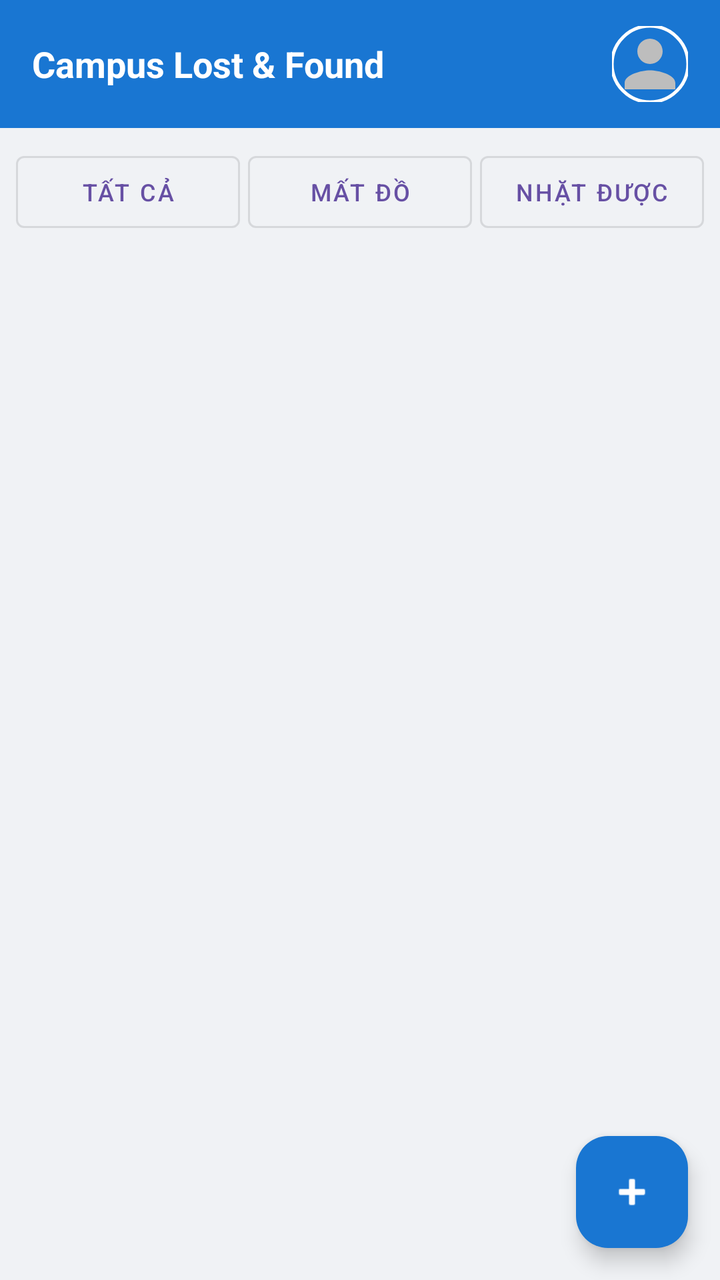
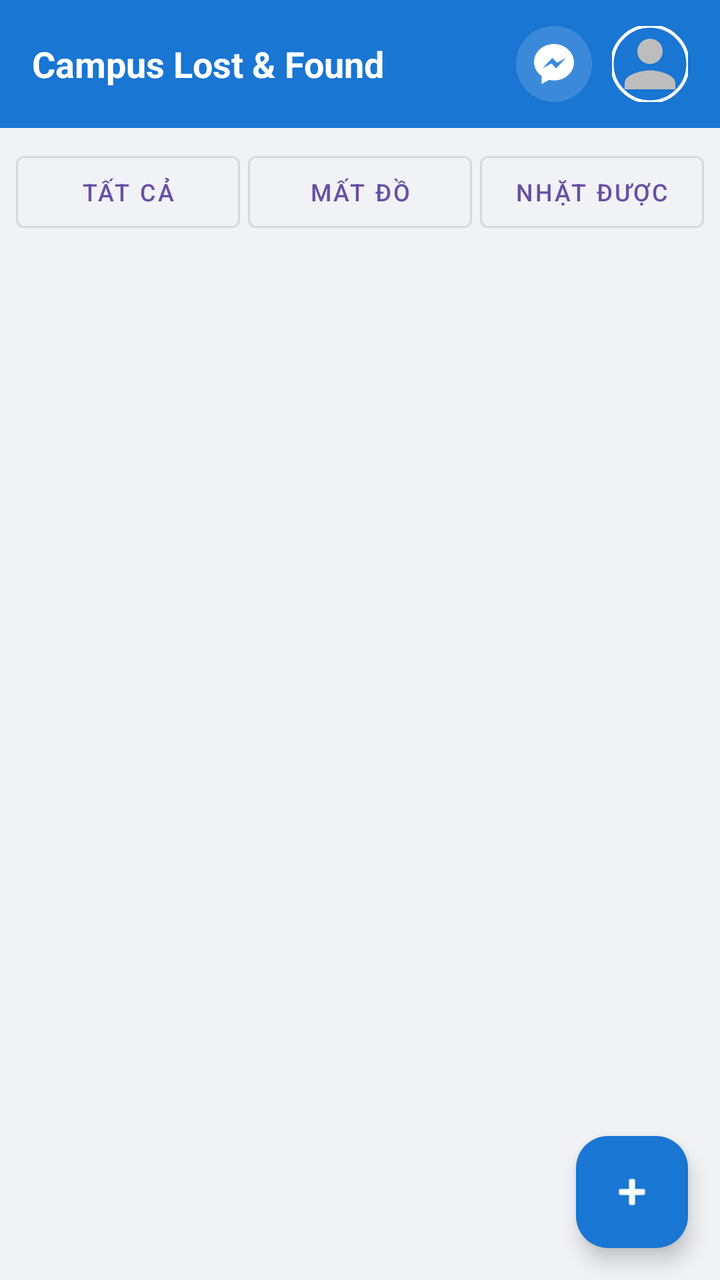

Compare the two renders of this Android layout. The source of the first and the diff that turns it into the second are given below.
<!-- AndroidManifest.xml: application theme Theme.AndroiCuoiKy -->
<!-- res/layout/activity_main.xml -->
<?xml version="1.0" encoding="utf-8"?>
<androidx.coordinatorlayout.widget.CoordinatorLayout xmlns:android="http://schemas.android.com/apk/res/android"
    xmlns:app="http://schemas.android.com/apk/res-auto"
    android:layout_width="match_parent"
    android:layout_height="match_parent"
    android:background="#F0F2F5">

    <LinearLayout
        android:layout_width="match_parent"
        android:layout_height="match_parent"
        android:orientation="vertical">

        
        <androidx.appcompat.widget.Toolbar
            android:id="@+id/toolbar"
            android:layout_width="match_parent"
            android:layout_height="?attr/actionBarSize"
            android:background="#1976D2"
            app:contentInsetStart="16dp"
            app:contentInsetEnd="16dp">

            <RelativeLayout
                android:layout_width="match_parent"
                android:layout_height="match_parent">

                <TextView
                    android:layout_width="wrap_content"
                    android:layout_height="wrap_content"
                    android:layout_centerVertical="true"
                    android:text="Campus Lost &amp; Found"
                    android:textColor="#FFFFFF"
                    android:textSize="18sp"
                    android:textStyle="bold" />

                
                <com.google.android.material.imageview.ShapeableImageView
                    android:id="@+id/ivUserAvatar"
                    android:layout_width="38dp"
                    android:layout_height="38dp"
                    android:layout_alignParentEnd="true"
                    android:layout_centerVertical="true"
                    android:scaleType="centerCrop"
                    android:src="@drawable/ic_avatar_default"
                    android:background="?attr/selectableItemBackgroundBorderless"
                    app:shapeAppearanceOverlay="@style/ShapeAppearance.Material3.Corner.Full"
                    app:strokeColor="#FFFFFF"
                    app:strokeWidth="1.5dp" />
            </RelativeLayout>
        </androidx.appcompat.widget.Toolbar>

        
        <LinearLayout
            android:layout_width="match_parent"
            android:layout_height="wrap_content"
            android:orientation="horizontal"
            android:padding="8dp"
            android:gravity="center">

            <Button
                android:id="@+id/btnFilterAll"
                style="@style/Widget.MaterialComponents.Button.OutlinedButton"
                android:layout_width="0dp"
                android:layout_height="wrap_content"
                android:layout_weight="1"
                android:layout_marginEnd="4dp"
                android:text="Tất cả"
                android:textSize="12sp" />

            <Button
                android:id="@+id/btnFilterLost"
                style="@style/Widget.MaterialComponents.Button.OutlinedButton"
                android:layout_width="0dp"
                android:layout_height="wrap_content"
                android:layout_weight="1"
                android:layout_marginEnd="4dp"
                android:text="Mất đồ"
                android:textSize="12sp" />

            <Button
                android:id="@+id/btnFilterFound"
                style="@style/Widget.MaterialComponents.Button.OutlinedButton"
                android:layout_width="0dp"
                android:layout_height="wrap_content"
                android:layout_weight="1"
                android:text="Nhặt được"
                android:textSize="12sp" />
        </LinearLayout>

        <ProgressBar
            android:id="@+id/mainProgressBar"
            android:layout_width="wrap_content"
            android:layout_height="wrap_content"
            android:layout_gravity="center_horizontal"
            android:visibility="gone"
            android:layout_marginTop="20dp" />

        
        <androidx.recyclerview.widget.RecyclerView
            android:id="@+id/rvPosts"
            android:layout_width="match_parent"
            android:layout_height="match_parent"
            android:clipToPadding="false"
            android:paddingBottom="80dp" />

    </LinearLayout>

    
    <com.google.android.material.floatingactionbutton.FloatingActionButton
        android:id="@+id/fabAddPost"
        android:layout_width="wrap_content"
        android:layout_height="wrap_content"
        android:layout_gravity="bottom|end"
        android:layout_margin="16dp"
        android:backgroundTint="#1976D2"
        android:contentDescription="Đăng bài mới"
        app:tint="#FFFFFF"
        app:srcCompat="@android:drawable/ic_input_add" />

</androidx.coordinatorlayout.widget.CoordinatorLayout>
<!-- resources referenced by this layout -->
<resources>
  <!-- drawable ic_avatar_default (drawable) -->
  <?xml version="1.0" encoding="utf-8"?>
  <vector xmlns:android="http://schemas.android.com/apk/res/android"
      android:width="40dp"
      android:height="40dp"
      android:viewportWidth="24"
      android:viewportHeight="24">
      <path
          android:fillColor="#BDBDBD"
          android:pathData="M12,12c2.21,0 4,-1.79 4,-4s-1.79,-4 -4,-4 -4,1.79 -4,4 1.79,4 4,4zM12,14c-2.67,0 -8,1.34 -8,4v2h16v-2c0,-2.66 -5.33,-4 -8,-4z"/>
  </vector>
  <style name="Theme.AndroiCuoiKy" parent="Base.Theme.AndroiCuoiKy" />
  <style name="Base.Theme.AndroiCuoiKy" parent="Theme.Material3.DayNight.NoActionBar">
          
          
      </style>
</resources>

<!-- the commit's change to res/layout/activity_main.xml (unified diff, before → after) -->
@@ -32,19 +32,36 @@
                     android:textSize="18sp"
                     android:textStyle="bold" />
 
-                
-                <com.google.android.material.imageview.ShapeableImageView
-                    android:id="@+id/ivUserAvatar"
-                    android:layout_width="38dp"
-                    android:layout_height="38dp"
+                <LinearLayout
+                    android:layout_width="wrap_content"
+                    android:layout_height="match_parent"
                     android:layout_alignParentEnd="true"
-                    android:layout_centerVertical="true"
-                    android:scaleType="centerCrop"
-                    android:src="@drawable/ic_avatar_default"
-                    android:background="?attr/selectableItemBackgroundBorderless"
-                    app:shapeAppearanceOverlay="@style/ShapeAppearance.Material3.Corner.Full"
-                    app:strokeColor="#FFFFFF"
-                    app:strokeWidth="1.5dp" />
+                    android:gravity="center_vertical"
+                    android:orientation="horizontal">
+
+                    
+                    <ImageButton
+                        android:id="@+id/btnToolbarMessages"
+                        android:layout_width="38dp"
+                        android:layout_height="38dp"
+                        android:layout_marginEnd="10dp"
+                        android:background="@drawable/bg_circle_icon"
+                        android:contentDescription="Tin nhắn"
+                        android:scaleType="centerInside"
+                        android:src="@drawable/ic_messenger" />
+
+                    
+                    <com.google.android.material.imageview.ShapeableImageView
+                        android:id="@+id/ivUserAvatar"
+                        android:layout_width="38dp"
+                        android:layout_height="38dp"
+                        android:background="?attr/selectableItemBackgroundBorderless"
+                        android:scaleType="centerCrop"
+                        android:src="@drawable/ic_avatar_default"
+                        app:shapeAppearanceOverlay="@style/ShapeAppearance.Material3.Corner.Full"
+                        app:strokeColor="#FFFFFF"
+                        app:strokeWidth="1.5dp" />
+                </LinearLayout>
             </RelativeLayout>
         </androidx.appcompat.widget.Toolbar>
 
<!-- resource entries referenced after the edit -->
@@ -1,5 +1,11 @@
 <!-- resources referenced by this layout -->
 <resources>
+  <!-- drawable bg_circle_icon (drawable) -->
+  <?xml version="1.0" encoding="utf-8"?>
+  <shape xmlns:android="http://schemas.android.com/apk/res/android"
+      android:shape="oval">
+      <solid android:color="#26FFFFFF" />
+  </shape>
   <!-- drawable ic_avatar_default (drawable) -->
   <?xml version="1.0" encoding="utf-8"?>
   <vector xmlns:android="http://schemas.android.com/apk/res/android"
@@ -11,6 +17,17 @@
           android:fillColor="#BDBDBD"
           android:pathData="M12,12c2.21,0 4,-1.79 4,-4s-1.79,-4 -4,-4 -4,1.79 -4,4 1.79,4 4,4zM12,14c-2.67,0 -8,1.34 -8,4v2h16v-2c0,-2.66 -5.33,-4 -8,-4z"/>
   </vector>
+  <!-- drawable ic_messenger (drawable) -->
+  <?xml version="1.0" encoding="utf-8"?>
+  <vector xmlns:android="http://schemas.android.com/apk/res/android"
+      android:width="24dp"
+      android:height="24dp"
+      android:viewportWidth="24"
+      android:viewportHeight="24">
+      <path
+          android:fillColor="#FFFFFF"
+          android:pathData="M12,2C6.48,2 2,6.03 2,11c0,2.87 1.5,5.43 3.86,7.03V22l3.8-2.09c0.75,0.21 1.54,0.32 2.34,0.32 5.52,0 10,-4.03 10,-9S17.52,2 12,2zM13.06,14.19L10.74,11.71 6.22,14.19l4.97,-5.28 2.37,2.48 4.47,-2.48 -4.97,5.28z"/>
+  </vector>
   <style name="Theme.AndroiCuoiKy" parent="Base.Theme.AndroiCuoiKy" />
   <style name="Base.Theme.AndroiCuoiKy" parent="Theme.Material3.DayNight.NoActionBar">
           
